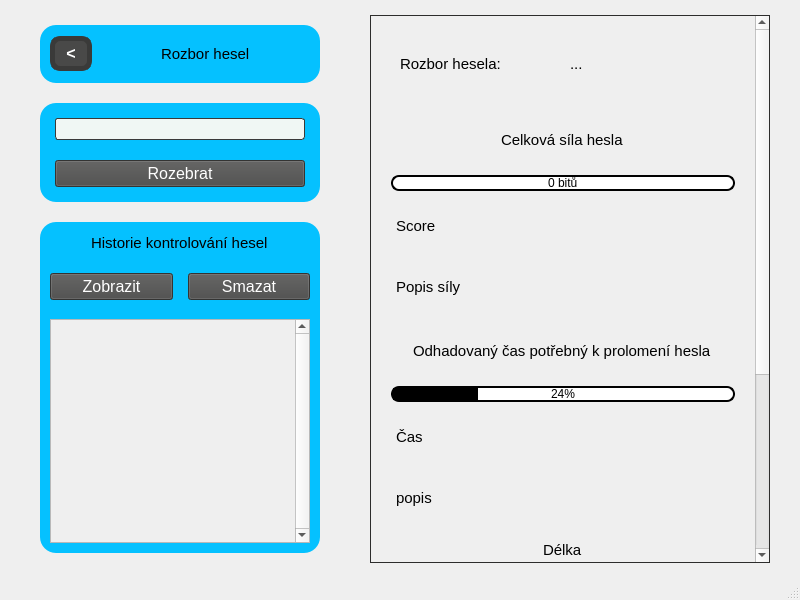
Drticka14cz/Maturnitni_prace_heslator, file heslator.ui: the form before one commit.
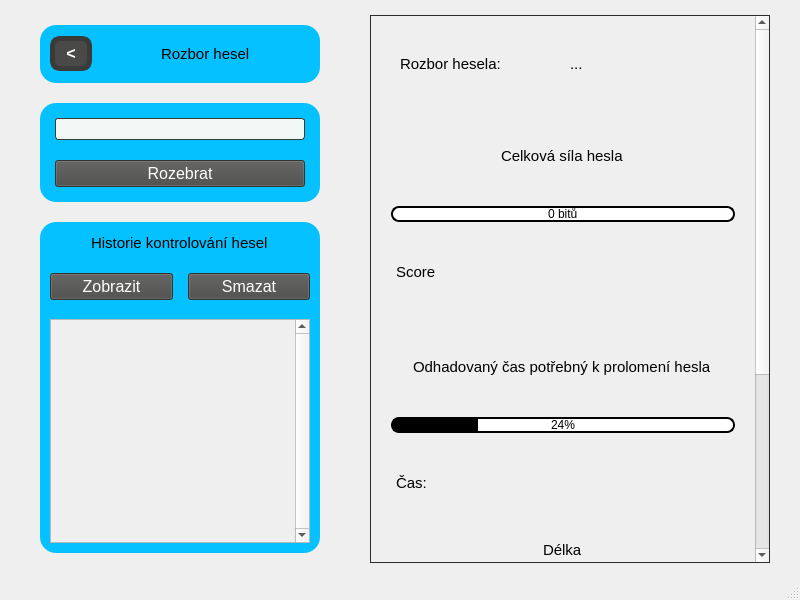
The form after the commit. Icons and pictures are not drawn.

```diff
--- a/heslator.ui
+++ b/heslator.ui
@@ -898,7 +898,7 @@
               <property name="geometry">
                <rect>
                 <x>0</x>
-                <y>-285</y>
+                <y>0</y>
                 <width>384</width>
                 <height>830</height>
                </rect>
@@ -1033,13 +1033,6 @@
                        </property>
                       </widget>
                      </item>
-                     <item>
-                      <widget class="QLabel" name="rozbor_label_popisSily">
-                       <property name="text">
-                        <string>Popis síly</string>
-                       </property>
-                      </widget>
-                     </item>
                     </layout>
                    </widget>
                   </item>
@@ -1078,14 +1071,7 @@
                      <item>
                       <widget class="QLabel" name="rozbor_label_cas">
                        <property name="text">
-                        <string>Čas</string>
-                       </property>
-                      </widget>
-                     </item>
-                     <item>
-                      <widget class="QLabel" name="rozbor_label_popisCasu">
-                       <property name="text">
-                        <string>popis</string>
+                        <string>Čas:</string>
                        </property>
                       </widget>
                      </item>
```
